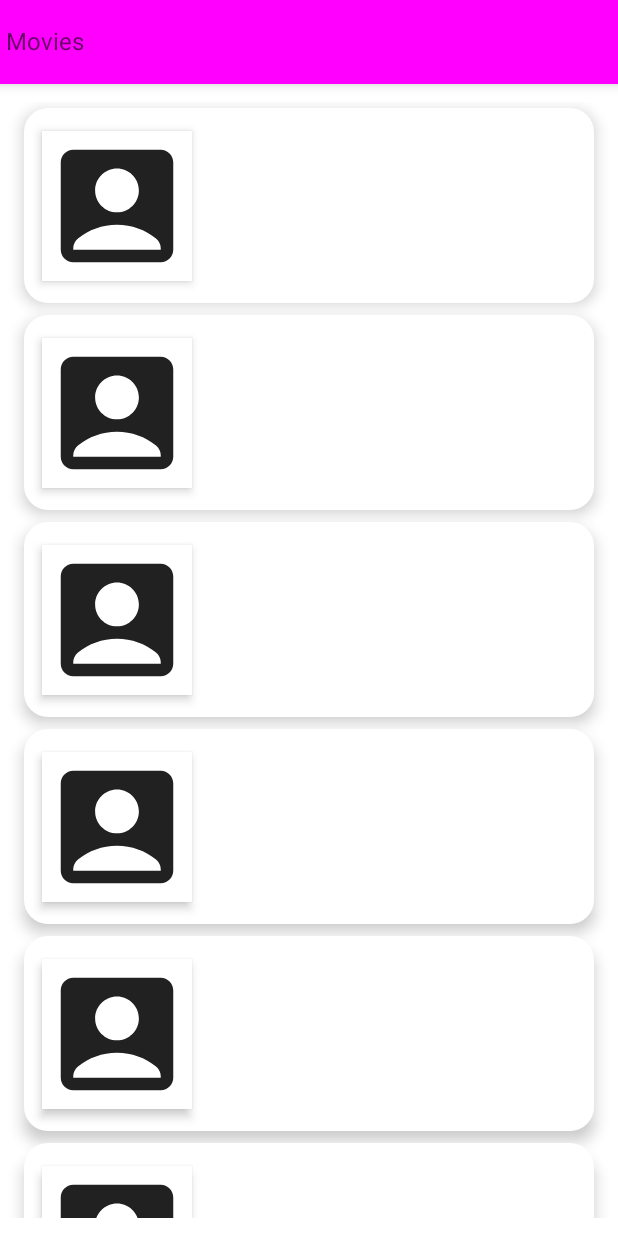
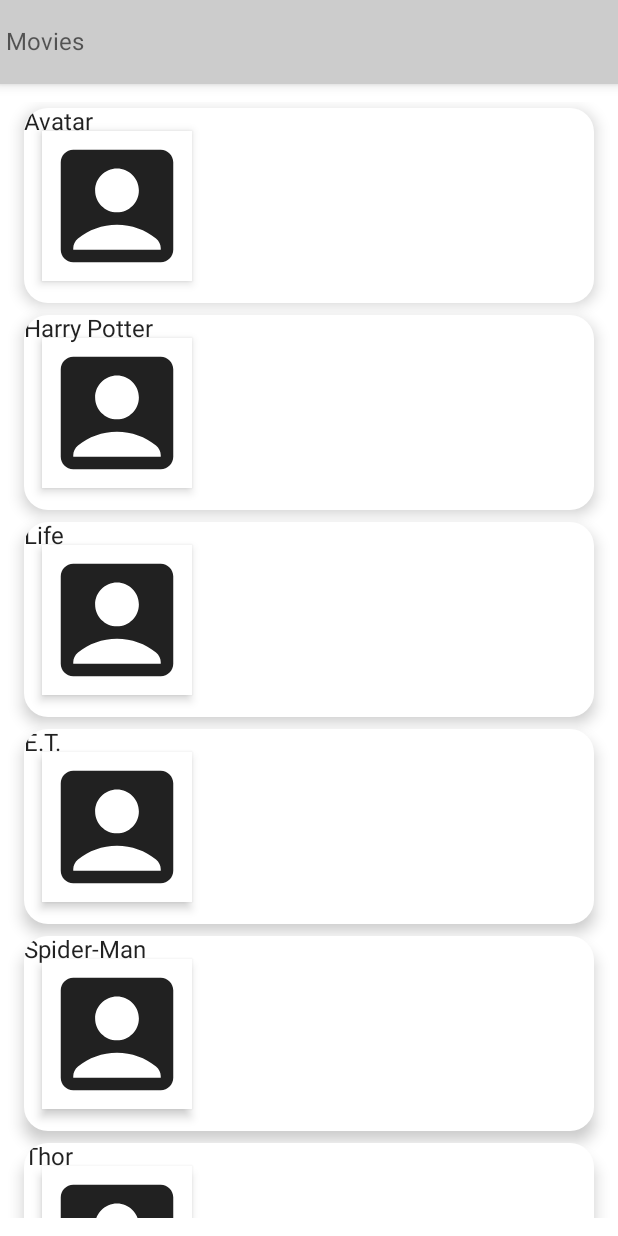
Before and after one commit to Qwerty98765432/MovieApp, an Android app built with Jetpack Compose: the screen it shows after launch (MainActivity), on a phone screen of 412 x 824 dp. Run offline under Robolectric (Android 15) with nearby library versions, the phone set to English and light mode, and no system bars.

Commit message:
2nd commit

```diff
--- a/app/build.gradle.kts
+++ b/app/build.gradle.kts
@@ -55,6 +55,7 @@ dependencies {
     implementation("com.google.android.material:material:1.9.0")
     implementation("androidx.compose.ui:ui-tooling-preview:1.5.1")
     implementation("androidx.lifecycle:lifecycle-runtime-ktx:2.6.2")
+    implementation("androidx.leanback:leanback:1.0.0")
     testImplementation("junit:junit:4.13.2")
     androidTestImplementation("androidx.test.ext:junit:1.1.5")
     androidTestImplementation("androidx.test.espresso:espresso-core:3.5.1")
--- a/app/src/main/java/com/elenagrigoruta/movieapp/navigation/MovieNavigation.kt
+++ b/app/src/main/java/com/elenagrigoruta/movieapp/navigation/MovieNavigation.kt
@@ -1,26 +1,37 @@
 package com.elenagrigoruta.movieapp.navigation
 
 import androidx.compose.runtime.Composable
+import androidx.navigation.NavType
 import androidx.navigation.compose.NavHost
 import androidx.navigation.compose.composable
 import androidx.navigation.compose.rememberNavController
+import androidx.navigation.navArgument
 import com.elenagrigoruta.movieapp.screens.home.HomeScreen
 import com.elenagrigoruta.movieapp.screens.home.details.DetailsScreen
 
 @Composable
 fun MovieNavigation() {
     val navController = rememberNavController()
-    NavHost(navController = navController,
-        startDestination = MovieScreens.HomeScreen.name) {
+    NavHost(
+        navController = navController,
+        startDestination = MovieScreens.HomeScreen.name
+    ) {
 
         composable(MovieScreens.HomeScreen.name) {
             //here we pass where this should lead us to
             HomeScreen(navController = navController)
         }
 
-        composable(MovieScreens.DetailScreen.name) {
-            DetailsScreen(navController = navController)
+        composable(
+            MovieScreens.DetailScreen.name + "/ {movie}",
+            arguments = listOf(navArgument(name = "movie") {
+                type = NavType.StringType
+            })
+        ) { backStackEntry ->
+
+            DetailsScreen(
+                navController = navController,
+                backStackEntry.arguments?.getString("movie"))
         }
-
     }
 }
--- a/app/src/main/java/com/elenagrigoruta/movieapp/screens/home/HomeScreen.kt
+++ b/app/src/main/java/com/elenagrigoruta/movieapp/screens/home/HomeScreen.kt
@@ -29,21 +29,22 @@ import androidx.compose.ui.unit.dp
 import androidx.navigation.NavController
 import com.elenagrigoruta.movieapp.navigation.MovieScreens
 
+
 @Composable
 fun HomeScreen(navController: NavController) {
     Scaffold(
         topBar = {
             TopAppBar(
-                backgroundColor = Color.Magenta,
+                backgroundColor = Color.LightGray,
                 elevation = 5.dp
             ) {
                 Text(text = "Movies")
             }
         },
-        content = {
-            MainContent(navController = navController)
-        }
     )
+    {
+        MainContent(navController = navController)
+    }
 }
 
 @Composable
@@ -64,13 +65,13 @@ fun MainContent(
         LazyColumn {
             items(items = movieList) {
                 MovieRow(movie = it) { movie ->
-                        navController.navigate(route = MovieScreens.DetailScreen.name)
-                    }
+                    navController.navigate(route = MovieScreens.DetailScreen.name + "/$movie")
                 }
+            }
 
-            }
         }
     }
+}
 
 @Composable
 fun MovieRow(movie: String, onItemClick: (String) -> Unit = {}) {
@@ -96,8 +97,12 @@ fun MovieRow(movie: String, onItemClick: (String) -> Unit = {}) {
                 shape = RectangleShape,
                 elevation = 4.dp
             ) {
-                Icon(imageVector = Icons.Default.AccountBox, contentDescription = "Movie Image")
+                Icon(
+                    imageVector = Icons.Default.AccountBox,
+                    contentDescription = "Movie Image"
+                )
             }
         }
+        Text(text = movie)
     }
 }
```
Also changed, not shown: app/src/main/java/com/elenagrigoruta/movieapp/screens/home/details/DetailsScreen.kt (+52 -2 lines).
